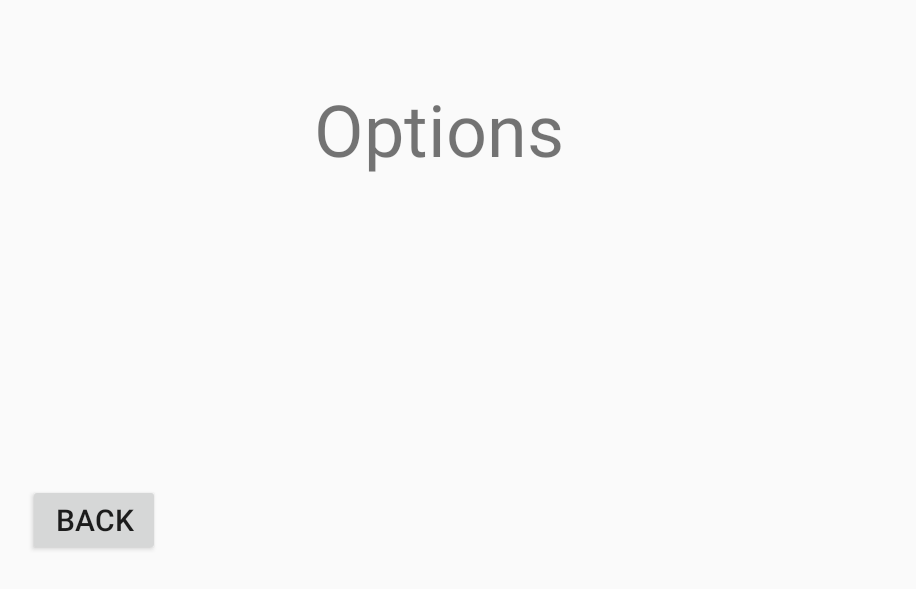
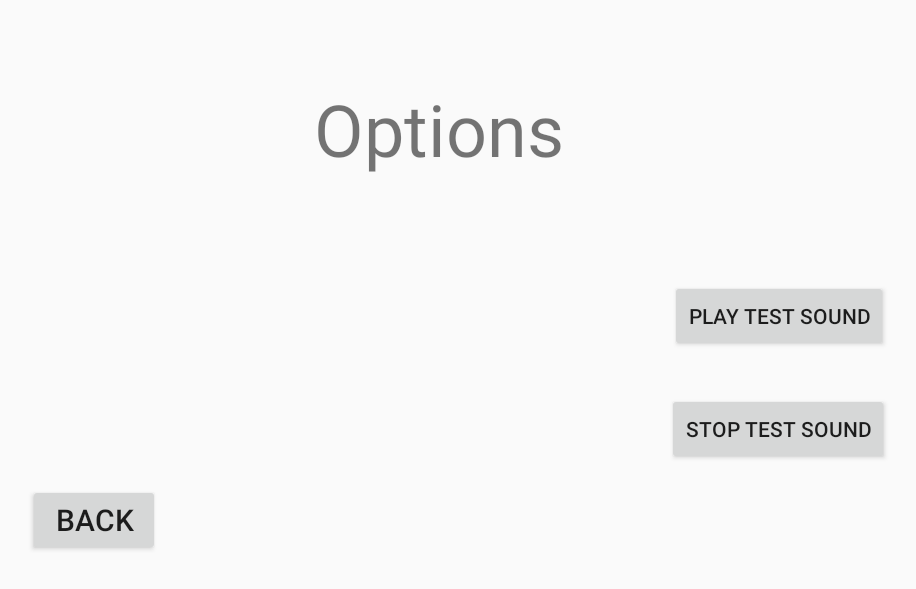
Before and after one commit to joeandr802/JoeFreyjaVCUCMSC355, an Android app: the Options screen opened directly, with no data from a screen before it, on a phone screen of 824 x 412 dp (held sideways). Shown: the top 589 px of the screen, without its empty margins (157-1073 px from the left). Run offline under Robolectric (Android 15) with nearby library versions, the phone set to English and light mode, and no system bars.

Commit message:
Added buttons to start and stop a specific sound test.

```diff
--- a/app/src/main/java/com/example/mineweper/Options.java
+++ b/app/src/main/java/com/example/mineweper/Options.java
@@ -1,6 +1,8 @@
 package com.example.mineweper;
 
 import androidx.appcompat.app.AppCompatActivity;
+
+import android.media.MediaPlayer;
 import android.widget.Button;
 import android.content.Intent;
 import android.view.View;
@@ -8,6 +10,8 @@ import android.os.Bundle;
 
 public class Options extends AppCompatActivity {
     public Button button;
+    Button btnplay, btnstop;
+    android.media.MediaPlayer player;
 
     @Override
     protected void onCreate(Bundle savedInstanceState) {
@@ -15,6 +19,33 @@ public class Options extends AppCompatActivity {
         setContentView(R.layout.activity_options);
 
         button = (Button) findViewById(R.id.back);
+
+        //sound test buttons
+        btnplay = findViewById(R.id.startSound);
+        btnstop = findViewById(R.id.stopSound);
+
+        btnplay.setOnClickListener(new View.OnClickListener() {
+            @Override
+            public void onClick(View v) {
+                if (player == null) {
+
+                    player = MediaPlayer.create(Options.this, R.raw.test);
+
+                }
+                player.start();
+            }
+        });
+
+        btnstop.setOnClickListener(new View.OnClickListener() {
+            @Override
+            public void onClick(View v) {
+                if (player != null) {
+
+                    player.stop();
+
+                }
+            }
+        });
 
         button.setOnClickListener(new View.OnClickListener() {
             @Override
--- a/app/src/main/res/layout/activity_options.xml
+++ b/app/src/main/res/layout/activity_options.xml
@@ -36,4 +36,32 @@
         app:layout_constraintStart_toStartOf="parent"
         app:layout_constraintTop_toTopOf="parent" />
 
+    <Button
+        android:id="@+id/startSound"
+        android:layout_width="wrap_content"
+        android:layout_height="wrap_content"
+        android:layout_marginStart="533dp"
+        android:layout_marginTop="186dp"
+        android:layout_marginEnd="110dp"
+        android:layout_marginBottom="177dp"
+        android:text="Play Test Sound"
+        app:layout_constraintBottom_toBottomOf="parent"
+        app:layout_constraintEnd_toEndOf="parent"
+        app:layout_constraintStart_toStartOf="parent"
+        app:layout_constraintTop_toTopOf="parent" />
+
+    <Button
+        android:id="@+id/stopSound"
+        android:layout_width="wrap_content"
+        android:layout_height="wrap_content"
+        android:layout_marginStart="504dp"
+        android:layout_marginTop="27dp"
+        android:layout_marginEnd="82dp"
+        android:layout_marginBottom="102dp"
+        android:text="STOP TEST SOUND"
+        app:layout_constraintBottom_toBottomOf="parent"
+        app:layout_constraintEnd_toEndOf="parent"
+        app:layout_constraintStart_toStartOf="parent"
+        app:layout_constraintTop_toBottomOf="@+id/startSound" />
+
 </androidx.constraintlayout.widget.ConstraintLayout>
```
